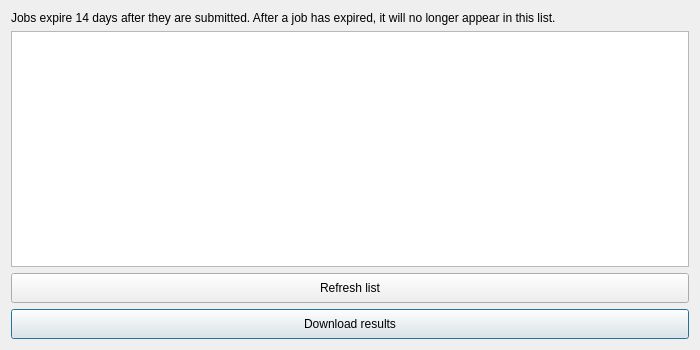
The window that LDMP/gui/DlgJobs.ui (ConservationInternational/trends.earth) describes before a commit, drawn with Qt 5.
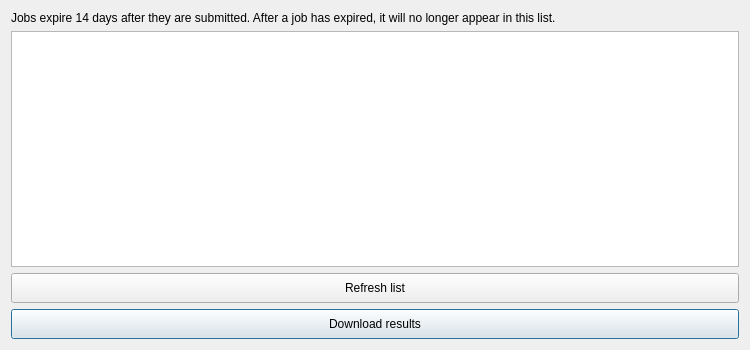
The same window after the commit.

Commit message: Attempt to fix window sizes.

Diff of the .ui file:
```diff
--- a/LDMP/gui/DlgJobs.ui
+++ b/LDMP/gui/DlgJobs.ui
@@ -9,7 +9,7 @@
    <rect>
     <x>0</x>
     <y>0</y>
-    <width>700</width>
+    <width>750</width>
     <height>350</height>
    </rect>
   </property>
@@ -21,7 +21,7 @@
   </property>
   <property name="minimumSize">
    <size>
-    <width>400</width>
+    <width>600</width>
     <height>300</height>
    </size>
   </property>
@@ -79,6 +79,9 @@
    </item>
    <item row="1" column="0">
     <widget class="QTableView" name="jobs_view">
+     <property name="sizeAdjustPolicy">
+      <enum>QAbstractScrollArea::AdjustIgnored</enum>
+     </property>
      <property name="selectionMode">
       <enum>QAbstractItemView::ExtendedSelection</enum>
      </property>
@@ -94,6 +97,9 @@
      <attribute name="horizontalHeaderCascadingSectionResizes">
       <bool>true</bool>
      </attribute>
+     <attribute name="horizontalHeaderDefaultSectionSize">
+      <number>150</number>
+     </attribute>
      <attribute name="horizontalHeaderStretchLastSection">
       <bool>true</bool>
      </attribute>
```
